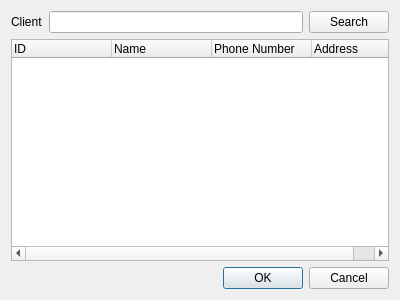
Qt form ManagementProgram/clientdialog.ui (Jeong77777/Project_ClientChatManagementProgram_Qt_DB) before a commit.
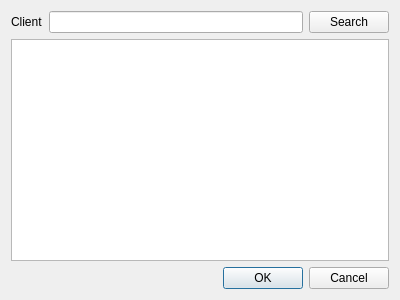
The same form after that commit.

```diff
--- a/ManagementProgram/clientdialog.ui
+++ b/ManagementProgram/clientdialog.ui
@@ -38,30 +38,13 @@
       </layout>
      </item>
      <item>
-      <widget class="QTreeWidget" name="treeWidget">
+      <widget class="QTreeView" name="treeView">
+       <property name="editTriggers">
+        <set>QAbstractItemView::NoEditTriggers</set>
+       </property>
        <property name="rootIsDecorated">
         <bool>false</bool>
        </property>
-       <column>
-        <property name="text">
-         <string>ID</string>
-        </property>
-       </column>
-       <column>
-        <property name="text">
-         <string>Name</string>
-        </property>
-       </column>
-       <column>
-        <property name="text">
-         <string>Phone Number</string>
-        </property>
-       </column>
-       <column>
-        <property name="text">
-         <string>Address</string>
-        </property>
-       </column>
       </widget>
      </item>
     </layout>
```
